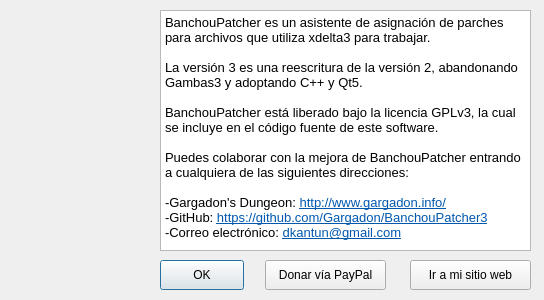
Old version of the form acerca.ui in the repository Gargadon/BanchouPatcher.
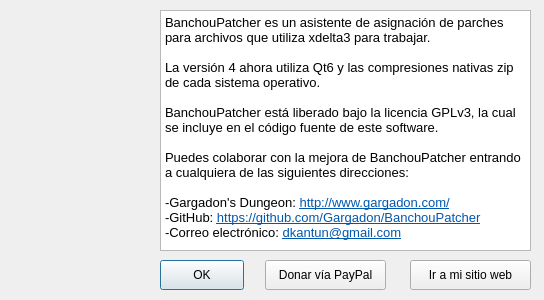
New version of the form. Icons and pictures are not drawn.

Commit message: Actualización a versión 4.0.0

The edit to the form file:
```diff
--- a/acerca.ui
+++ b/acerca.ui
@@ -27,20 +27,23 @@
    </property>
    <property name="html">
     <string>&lt;!DOCTYPE HTML PUBLIC &quot;-//W3C//DTD HTML 4.0//EN&quot; &quot;http://www.w3.org/TR/REC-html40/strict.dtd&quot;&gt;
-&lt;html&gt;&lt;head&gt;&lt;meta name=&quot;qrichtext&quot; content=&quot;1&quot; /&gt;&lt;style type=&quot;text/css&quot;&gt;
+&lt;html&gt;&lt;head&gt;&lt;meta name=&quot;qrichtext&quot; content=&quot;1&quot; /&gt;&lt;meta charset=&quot;utf-8&quot; /&gt;&lt;style type=&quot;text/css&quot;&gt;
 p, li { white-space: pre-wrap; }
-&lt;/style&gt;&lt;/head&gt;&lt;body style=&quot; font-family:'MS Shell Dlg 2'; font-size:8.25pt; font-weight:400; font-style:normal;&quot;&gt;
-&lt;p style=&quot; margin-top:0px; margin-bottom:0px; margin-left:0px; margin-right:0px; -qt-block-indent:0; text-indent:0px;&quot;&gt;&lt;span style=&quot; font-family:'Noto Sans'; font-size:10pt;&quot;&gt;BanchouPatcher es un asistente de asignación de parches para archivos que utiliza xdelta3 para trabajar.&lt;/span&gt;&lt;/p&gt;
-&lt;p style=&quot;-qt-paragraph-type:empty; margin-top:0px; margin-bottom:0px; margin-left:0px; margin-right:0px; -qt-block-indent:0; text-indent:0px; font-family:'Noto Sans'; font-size:10pt;&quot;&gt;&lt;br /&gt;&lt;/p&gt;
-&lt;p style=&quot; margin-top:0px; margin-bottom:0px; margin-left:0px; margin-right:0px; -qt-block-indent:0; text-indent:0px;&quot;&gt;&lt;span style=&quot; font-family:'Noto Sans'; font-size:10pt;&quot;&gt;La versión 3 es una reescritura de la versión 2, abandonando Gambas3 y adoptando C++ y Qt5.&lt;/span&gt;&lt;/p&gt;
-&lt;p style=&quot;-qt-paragraph-type:empty; margin-top:0px; margin-bottom:0px; margin-left:0px; margin-right:0px; -qt-block-indent:0; text-indent:0px; font-family:'Noto Sans'; font-size:10pt;&quot;&gt;&lt;br /&gt;&lt;/p&gt;
-&lt;p style=&quot; margin-top:0px; margin-bottom:0px; margin-left:0px; margin-right:0px; -qt-block-indent:0; text-indent:0px;&quot;&gt;&lt;span style=&quot; font-family:'Noto Sans'; font-size:10pt;&quot;&gt;BanchouPatcher está liberado bajo la licencia GPLv3, la cual se incluye en el código fuente de este software.&lt;/span&gt;&lt;/p&gt;
-&lt;p style=&quot;-qt-paragraph-type:empty; margin-top:0px; margin-bottom:0px; margin-left:0px; margin-right:0px; -qt-block-indent:0; text-indent:0px; font-family:'Noto Sans'; font-size:10pt;&quot;&gt;&lt;br /&gt;&lt;/p&gt;
-&lt;p style=&quot; margin-top:0px; margin-bottom:0px; margin-left:0px; margin-right:0px; -qt-block-indent:0; text-indent:0px;&quot;&gt;&lt;span style=&quot; font-family:'Noto Sans'; font-size:10pt;&quot;&gt;Puedes colaborar con la mejora de BanchouPatcher entrando a cualquiera de las siguientes direcciones:&lt;/span&gt;&lt;/p&gt;
-&lt;p style=&quot;-qt-paragraph-type:empty; margin-top:0px; margin-bottom:0px; margin-left:0px; margin-right:0px; -qt-block-indent:0; text-indent:0px; font-family:'Noto Sans'; font-size:10pt;&quot;&gt;&lt;br /&gt;&lt;/p&gt;
-&lt;p style=&quot; margin-top:0px; margin-bottom:0px; margin-left:0px; margin-right:0px; -qt-block-indent:0; text-indent:0px;&quot;&gt;&lt;span style=&quot; font-family:'Noto Sans'; font-size:10pt;&quot;&gt;-Gargadon's Dungeon: &lt;/span&gt;&lt;a href=&quot;http://www.gargadon.info/&quot;&gt;&lt;span style=&quot; font-family:'Noto Sans'; font-size:10pt; text-decoration: underline; color:#0057ae;&quot;&gt;http://www.gargadon.info/&lt;/span&gt;&lt;/a&gt;&lt;/p&gt;
-&lt;p style=&quot; margin-top:0px; margin-bottom:0px; margin-left:0px; margin-right:0px; -qt-block-indent:0; text-indent:0px;&quot;&gt;&lt;span style=&quot; font-family:'Noto Sans'; font-size:10pt;&quot;&gt;-GitHub: &lt;/span&gt;&lt;a href=&quot;https://github.com/Gargadon/BanchouPatcher3&quot;&gt;&lt;span style=&quot; font-family:'Noto Sans'; font-size:10pt; text-decoration: underline; color:#0057ae;&quot;&gt;https://github.com/Gargadon/BanchouPatcher3&lt;/span&gt;&lt;/a&gt;&lt;/p&gt;
-&lt;p style=&quot; margin-top:0px; margin-bottom:0px; margin-left:0px; margin-right:0px; -qt-block-indent:0; text-indent:0px;&quot;&gt;&lt;span style=&quot; font-family:'Noto Sans'; font-size:10pt;&quot;&gt;-Correo electrónico: &lt;/span&gt;&lt;a href=&quot;mailto:dkantun@gmail.com&quot;&gt;&lt;span style=&quot; font-family:'Noto Sans'; font-size:10pt; text-decoration: underline; color:#0057ae;&quot;&gt;dkantun@gmail.com&lt;/span&gt;&lt;/a&gt;&lt;/p&gt;&lt;/body&gt;&lt;/html&gt;</string>
+hr { height: 1px; border-width: 0; }
+li.unchecked::marker { content: &quot;\2610&quot;; }
+li.checked::marker { content: &quot;\2612&quot;; }
+&lt;/style&gt;&lt;/head&gt;&lt;body style=&quot; font-family:'Inter'; font-size:10pt; font-weight:400; font-style:normal;&quot;&gt;
+&lt;p style=&quot; margin-top:0px; margin-bottom:0px; margin-left:0px; margin-right:0px; -qt-block-indent:0; text-indent:0px;&quot;&gt;&lt;span style=&quot; font-family:'Noto Sans';&quot;&gt;BanchouPatcher es un asistente de asignación de parches para archivos que utiliza xdelta3 para trabajar.&lt;/span&gt;&lt;/p&gt;
+&lt;p style=&quot;-qt-paragraph-type:empty; margin-top:0px; margin-bottom:0px; margin-left:0px; margin-right:0px; -qt-block-indent:0; text-indent:0px; font-family:'Noto Sans';&quot;&gt;&lt;br /&gt;&lt;/p&gt;
+&lt;p style=&quot; margin-top:0px; margin-bottom:0px; margin-left:0px; margin-right:0px; -qt-block-indent:0; text-indent:0px;&quot;&gt;&lt;span style=&quot; font-family:'Noto Sans';&quot;&gt;La versión 4 ahora utiliza Qt6 y las compresiones nativas zip de cada sistema operativo.&lt;/span&gt;&lt;/p&gt;
+&lt;p style=&quot;-qt-paragraph-type:empty; margin-top:0px; margin-bottom:0px; margin-left:0px; margin-right:0px; -qt-block-indent:0; text-indent:0px; font-family:'Noto Sans';&quot;&gt;&lt;br /&gt;&lt;/p&gt;
+&lt;p style=&quot; margin-top:0px; margin-bottom:0px; margin-left:0px; margin-right:0px; -qt-block-indent:0; text-indent:0px;&quot;&gt;&lt;span style=&quot; font-family:'Noto Sans';&quot;&gt;BanchouPatcher está liberado bajo la licencia GPLv3, la cual se incluye en el código fuente de este software.&lt;/span&gt;&lt;/p&gt;
+&lt;p style=&quot;-qt-paragraph-type:empty; margin-top:0px; margin-bottom:0px; margin-left:0px; margin-right:0px; -qt-block-indent:0; text-indent:0px; font-family:'Noto Sans';&quot;&gt;&lt;br /&gt;&lt;/p&gt;
+&lt;p style=&quot; margin-top:0px; margin-bottom:0px; margin-left:0px; margin-right:0px; -qt-block-indent:0; text-indent:0px;&quot;&gt;&lt;span style=&quot; font-family:'Noto Sans';&quot;&gt;Puedes colaborar con la mejora de BanchouPatcher entrando a cualquiera de las siguientes direcciones:&lt;/span&gt;&lt;/p&gt;
+&lt;p style=&quot;-qt-paragraph-type:empty; margin-top:0px; margin-bottom:0px; margin-left:0px; margin-right:0px; -qt-block-indent:0; text-indent:0px; font-family:'Noto Sans';&quot;&gt;&lt;br /&gt;&lt;/p&gt;
+&lt;p style=&quot; margin-top:0px; margin-bottom:0px; margin-left:0px; margin-right:0px; -qt-block-indent:0; text-indent:0px;&quot;&gt;&lt;span style=&quot; font-family:'Noto Sans';&quot;&gt;-Gargadon's Dungeon: &lt;/span&gt;&lt;a href=&quot;http://www.gargadon.com/&quot;&gt;&lt;span style=&quot; font-family:'Noto Sans'; text-decoration: underline; color:#0057ae;&quot;&gt;http://www.gargadon.com/&lt;/span&gt;&lt;/a&gt;&lt;/p&gt;
+&lt;p style=&quot; margin-top:0px; margin-bottom:0px; margin-left:0px; margin-right:0px; -qt-block-indent:0; text-indent:0px;&quot;&gt;&lt;span style=&quot; font-family:'Noto Sans';&quot;&gt;-GitHub: &lt;/span&gt;&lt;a href=&quot;https://github.com/Gargadon/BanchouPatcher&quot;&gt;&lt;span style=&quot; font-family:'Noto Sans'; text-decoration: underline; color:#0057ae;&quot;&gt;https://github.com/Gargadon/BanchouPatcher&lt;/span&gt;&lt;/a&gt;&lt;/p&gt;
+&lt;p style=&quot; margin-top:0px; margin-bottom:0px; margin-left:0px; margin-right:0px; -qt-block-indent:0; text-indent:0px;&quot;&gt;&lt;span style=&quot; font-family:'Noto Sans';&quot;&gt;-Correo electrónico: &lt;/span&gt;&lt;a href=&quot;mailto:dkantun@gmail.com&quot;&gt;&lt;span style=&quot; font-family:'Noto Sans'; text-decoration: underline; color:#0057ae;&quot;&gt;dkantun@gmail.com&lt;/span&gt;&lt;/a&gt;&lt;/p&gt;&lt;/body&gt;&lt;/html&gt;</string>
    </property>
   </widget>
   <widget class="QLabel" name="label">
```
The commit also changes 1077 other files.
